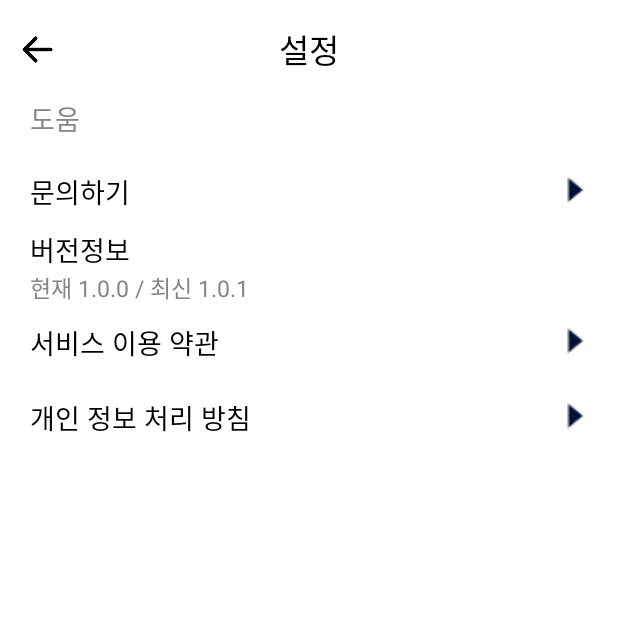
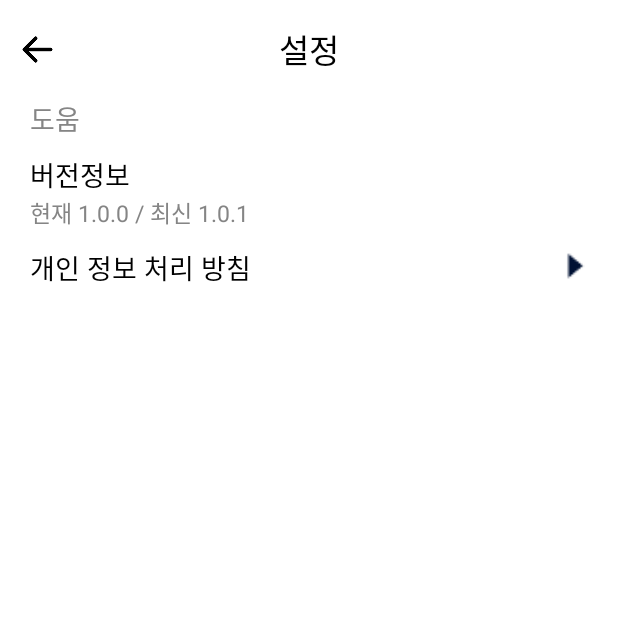
Before and after one commit to cocktail-dakk/cocktail_dakk_android, an Android app: the SettingsActivity screen opened directly, with no data from a screen before it, on a phone screen of 412 x 824 dp, the top half of it. Run offline under Robolectric (Android 15) with nearby library versions, the phone set to English and light mode, and no system bars.

Commit message:
최종수정

```diff
--- a/app/src/main/AndroidManifest.xml
+++ b/app/src/main/AndroidManifest.xml
@@ -20,7 +20,6 @@
             android:windowSoftInputMode="stateAlwaysHidden"
             android:launchMode="singleTop"
             >
-<!--            싱글탑이 맞는지는 잘 몰겠따.-->
         </activity>
 
         <activity android:name="com.umcapplunching.cocktail_dakk.ui.search_tab.SearchTabActivity">
@@ -53,7 +52,10 @@
             android:exported="true"
             android:windowSoftInputMode="adjustNothing" />
 
-        <activity android:name="com.umcapplunching.cocktail_dakk.ui.locker.SettingsActivity" />
+        <activity android:name="com.umcapplunching.cocktail_dakk.ui.locker.SettingsActivity"
+            android:exported="true"/>
+        <activity android:name="com.umcapplunching.cocktail_dakk.ui.locker.SettingsPersonalActivity"
+            android:exported="true"/>
     </application>
 
 </manifest>
--- a/app/src/main/java/com/umcapplunching/cocktail_dakk/ui/locker/SettingsActivity.kt
+++ b/app/src/main/java/com/umcapplunching/cocktail_dakk/ui/locker/SettingsActivity.kt
@@ -1,17 +1,17 @@
 package com.umcapplunching.cocktail_dakk.ui.locker
 
+import android.content.Intent
 import com.umcapplunching.cocktail_dakk.databinding.ActivitySettingsBinding
 import com.umcapplunching.cocktail_dakk.ui.BaseActivity
 import com.umcapplunching.cocktail_dakk.utils.gso
 
 class SettingsActivity : BaseActivity<ActivitySettingsBinding>(ActivitySettingsBinding::inflate) {
-
     override fun initAfterBinding() {
-
-        binding.settingsBackIv.setOnClickListener(){
+        binding.settingsBackIv.setOnClickListener{
             finish()
         }
-
+        binding.settingsPlot02PersonalPolicyLa.setOnClickListener {
+            startActivity(Intent(this,SettingsPersonalActivity::class.java))
+        }
     }
-
 }
--- a/app/src/main/java/com/umcapplunching/cocktail_dakk/ui/search_tab/SearchTabActivity.kt
+++ b/app/src/main/java/com/umcapplunching/cocktail_dakk/ui/search_tab/SearchTabActivity.kt
@@ -5,6 +5,7 @@ import android.content.SharedPreferences
 import android.os.Bundle
 import android.text.Editable
 import android.text.TextWatcher
+import android.util.Log
 import android.view.animation.Animation
 import android.view.animation.AnimationUtils
 import android.view.inputmethod.EditorInfo
@@ -14,6 +15,7 @@ import androidx.appcompat.app.AppCompatActivity
 import com.umcapplunching.cocktail_dakk.R
 import com.umcapplunching.cocktail_dakk.databinding.ActivitySearchTabBinding
 import com.umcapplunching.cocktail_dakk.ui.BaseActivity
+import com.umcapplunching.cocktail_dakk.ui.main.MainActivity
 
 class SearchTabActivity : BaseActivity<ActivitySearchTabBinding>(ActivitySearchTabBinding::inflate) {
 
@@ -28,13 +30,10 @@ class SearchTabActivity : BaseActivity<ActivitySearchTabBinding>(ActivitySearchT
         var spf =  getSharedPreferences("searchstr", AppCompatActivity.MODE_PRIVATE)
         binding.searchTabEditTv.setText(spf.getString("searchstr","")!!.trim())
         binding.searchTabEditTv.setSelection(binding.searchTabEditTv.getText().length);
-
         supportFragmentManager.beginTransaction()
             .replace(R.id.search_tab_frame_la, SearchTabBaseFragment())
             .commitAllowingStateLoss()
         EventListener()
-
-
     }
 
     private fun EventListener() {
--- a/app/src/main/res/layout/activity_settings.xml
+++ b/app/src/main/res/layout/activity_settings.xml
@@ -131,33 +131,33 @@
                     app:layout_constraintTop_toBottomOf="@+id/settings_plot_02_title_tv">
 
                     <!--                    1.문의하기-->
-                    <LinearLayout
-                        android:id="@+id/settings_plot_02_ask_la"
-                        android:layout_width="match_parent"
-                        android:layout_height="wrap_content"
-                        android:orientation="horizontal"
-                        android:gravity="center_vertical">
+<!--                    <LinearLayout-->
+<!--                        android:id="@+id/settings_plot_02_ask_la"-->
+<!--                        android:layout_width="match_parent"-->
+<!--                        android:layout_height="wrap_content"-->
+<!--                        android:orientation="horizontal"-->
+<!--                        android:gravity="center_vertical">-->
 
-                        <TextView
-                            android:id="@+id/settings_plot_02_ask_tv"
-                            android:layout_width="wrap_content"
-                            android:layout_height="wrap_content"
-                            android:text="문의하기"
-                            android:textColor="@color/black"
-                            android:textSize="18sp"/>
+<!--                        <TextView-->
+<!--                            android:id="@+id/settings_plot_02_ask_tv"-->
+<!--                            android:layout_width="wrap_content"-->
+<!--                            android:layout_height="wrap_content"-->
+<!--                            android:text="문의하기"-->
+<!--                            android:textColor="@color/black"-->
+<!--                            android:textSize="18sp"/>-->
 
-                        <View
-                            android:layout_width="0dp"
-                            android:layout_weight="1"
-                            android:layout_height="50dp"/>
+<!--                        <View-->
+<!--                            android:layout_width="0dp"-->
+<!--                            android:layout_weight="1"-->
+<!--                            android:layout_height="50dp"/>-->
 
-                        <ImageView
-                            android:id="@+id/settings_plot_02_ask_iv"
-                            android:layout_width="20dp"
-                            android:layout_height="20dp"
-                            android:src="@mipmap/icon_search_more"/>
+<!--                        <ImageView-->
+<!--                            android:id="@+id/settings_plot_02_ask_iv"-->
+<!--                            android:layout_width="20dp"-->
+<!--                            android:layout_height="20dp"-->
+<!--                            android:src="@mipmap/icon_search_more"/>-->
 
-                    </LinearLayout>
+<!--                    </LinearLayout>-->
 
                     <!--                    2.버전정보-->
                     <LinearLayout
@@ -196,33 +196,33 @@
                     </LinearLayout>
 
                     <!--                    3.서비스 이용약관-->
-                    <LinearLayout
-                        android:id="@+id/settings_plot_02_terms_la"
-                        android:layout_width="match_parent"
-                        android:layout_height="wrap_content"
-                        android:orientation="horizontal"
-                        android:gravity="center_vertical">
+<!--                    <LinearLayout-->
+<!--                        android:id="@+id/settings_plot_02_terms_la"-->
+<!--                        android:layout_width="match_parent"-->
+<!--                        android:layout_height="wrap_content"-->
+<!--                        android:orientation="horizontal"-->
+<!--                        android:gravity="center_vertical">-->
 
-                        <TextView
-                            android:id="@+id/settings_plot_02_terms_tv"
-                            android:layout_width="wrap_content"
-                            android:layout_height="wrap_content"
-                            android:text="서비스 이용 약관"
-                            android:textColor="@color/black"
-                            android:textSize="18sp"/>
+<!--                        <TextView-->
+<!--                            android:id="@+id/settings_plot_02_terms_tv"-->
+<!--                            android:layout_width="wrap_content"-->
+<!--                            android:layout_height="wrap_content"-->
+<!--                            android:text="서비스 이용 약관"-->
+<!--                            android:textColor="@color/black"-->
+<!--                            android:textSize="18sp"/>-->
 
-                        <View
-                            android:layout_width="0dp"
-                            android:layout_weight="1"
-                            android:layout_height="50dp"/>
+<!--                        <View-->
+<!--                            android:layout_width="0dp"-->
+<!--                            android:layout_weight="1"-->
+<!--                            android:layout_height="50dp"/>-->
 
-                        <ImageView
-                            android:id="@+id/settings_plot_02_terms_iv"
-                            android:layout_width="20dp"
-                            android:layout_height="20dp"
-                            android:src="@mipmap/icon_search_more"/>
+<!--                        <ImageView-->
+<!--                            android:id="@+id/settings_plot_02_terms_iv"-->
+<!--                            android:layout_width="20dp"-->
+<!--                            android:layout_height="20dp"-->
+<!--                            android:src="@mipmap/icon_search_more"/>-->
 
-                    </LinearLayout>
+<!--                    </LinearLayout>-->
 
                     <!--                    4. 개인 정보 처리 방침-->
                     <LinearLayout
```
Also changed, not shown: app/src/main/java/com/umcapplunching/cocktail_dakk/ui/locker/SettingsPersonalActivity.kt (added, +13 -0 lines), app/src/main/java/com/umcapplunching/cocktail_dakk/ui/main/MainActivity.kt (+8 -10 lines), app/src/main/java/com/umcapplunching/cocktail_dakk/ui/main/MainFragment.kt (+4 -4 lines), app/src/main/res/layout/activity_setting_personal_policy.xml (added, +211 -0 lines), app/src/main/res/layout/activity_start.xml (+37 -25 lines), app/src/main/res/navigation/navigation.xml (+4 -4 lines), app/src/main/res/drawable/start_logo.png (added).
